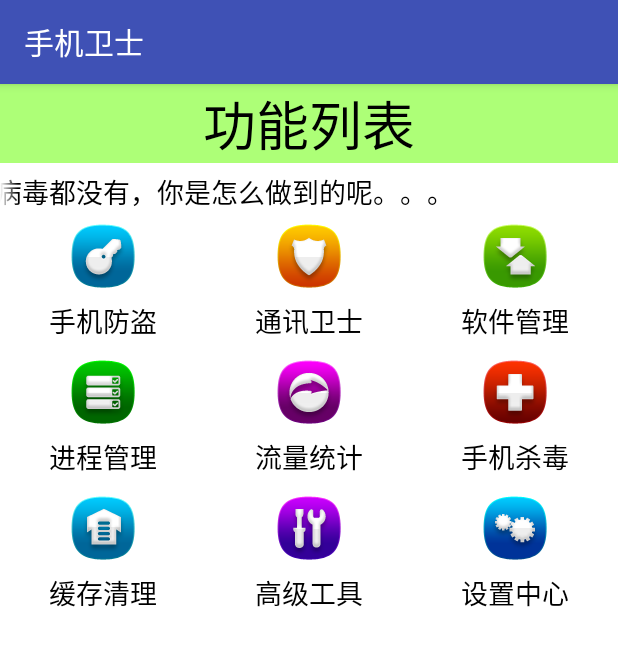
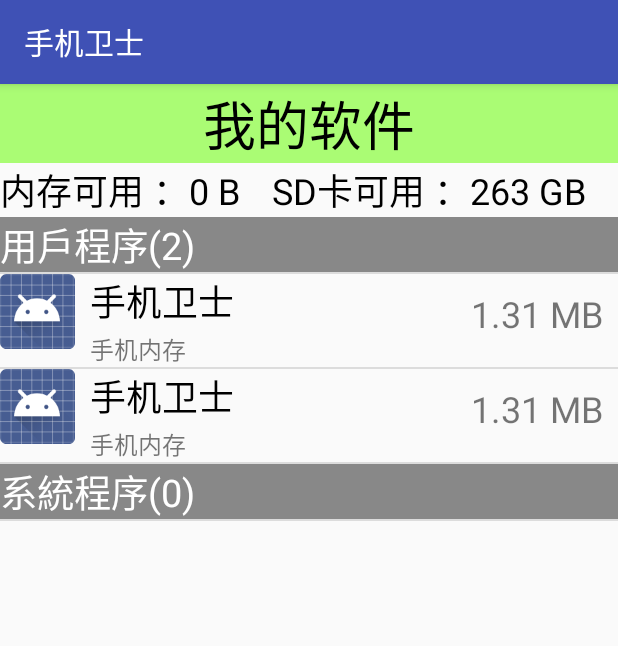
Before and after one commit to wuyinlei/MobileSafe, an Android app: the HomeActivity screen opened directly, with no data from a screen before it, after a tap on "软件管理", on a phone screen of 412 x 824 dp. Shown: the top 646 px of the screen. Run offline under Robolectric (Android 15) with nearby library versions, the phone set to English and light mode, and no system bars; 2 other taps on this screen came first.

Commit message:
加入读取应用程序信息功能，显示手机上的所有应用，并且对ListView进行了特殊的处理，加入了用户应用和系统应用的标题

```diff
--- a/src/main/AndroidManifest.xml
+++ b/src/main/AndroidManifest.xml
@@ -74,7 +74,9 @@
         <service
             android:name=".service.CallSafeService"
             android:enabled="true"
-            android:exported="true"></service>
+            android:exported="true" />
+
+        <activity android:name=".activity.AppManagerActivity"></activity>
     </application>
 
 </manifest>
--- /dev/null
+++ b/src/main/java/com/example/mobilesafe/activity/AppManagerActivity.java
@@ -0,0 +1,252 @@
+package com.example.mobilesafe.activity;
+
+import android.annotation.TargetApi;
+import android.graphics.Color;
+import android.os.Build;
+import android.os.Bundle;
+import android.os.Environment;
+import android.os.Handler;
+import android.os.Message;
+import android.support.v7.app.AppCompatActivity;
+import android.view.View;
+import android.view.ViewGroup;
+import android.widget.BaseAdapter;
+import android.widget.ImageView;
+import android.widget.LinearLayout;
+import android.widget.ListView;
+import android.widget.TextView;
+
+import com.example.mobilesafe.R;
+import com.example.mobilesafe.bean.APPinfo;
+import com.example.mobilesafe.engine.AppInfos;
+
+import java.util.ArrayList;
+import java.util.Formatter;
+import java.util.List;
+
+public class AppManagerActivity extends AppCompatActivity {
+
+    private TextView tvRom;
+    private TextView tvSdk;
+    private ListView listview;
+
+    /**
+     * rom的剩余空间
+     */
+    private long romFreeSpace;
+
+    /**
+     * SD卡的剩余空间
+     */
+    private long sdFreeSpace;
+
+    /**
+     * 所有程序的集合
+     */
+    private List<APPinfo> appInfos;
+
+    /**
+     * 用戶程序的集合
+     */
+    private ArrayList<APPinfo> userAppInfos;
+
+    /**
+     * 系統程序的集合
+     */
+    private ArrayList<APPinfo> systemAppInfos;
+
+    @Override
+    protected void onCreate(Bundle savedInstanceState) {
+        super.onCreate(savedInstanceState);
+        setContentView(R.layout.activity_app_manager);
+        initialize();
+        initData();
+        initAppData();
+    }
+
+    /**
+     * 初始化控件
+     */
+    private void initialize() {
+
+        tvRom = (TextView) findViewById(R.id.tvRom);
+        tvSdk = (TextView) findViewById(R.id.tvSdk);
+        listview = (ListView) findViewById(R.id.list_view);
+    }
+
+    /**
+     * 初始化数据
+     */
+    private void initData() {
+        //获取到运行的剩余空间
+        romFreeSpace = Environment.getDataDirectory().getFreeSpace();
+        //获取到额外的剩余空间  SD卡
+        sdFreeSpace = Environment.getExternalStorageDirectory().getFreeSpace();
+
+        //在这里用到了格式化，可以格式化成文本类型
+        tvRom.setText("内存可用 ：" + android.text.format.Formatter.formatFileSize(this, romFreeSpace));
+        tvSdk.setText("SD卡可用 ：" + android.text.format.Formatter.formatFileSize(this, sdFreeSpace));
+
+        userAppInfos = new ArrayList<>();
+        systemAppInfos = new ArrayList<>();
+
+    }
+
+    /**
+     * 新开一个线程来接受消息
+     */
+    private Handler mHandler = new Handler() {
+        @Override
+        public void handleMessage(Message msg) {
+            super.handleMessage(msg);
+            AppManagerAdapter adapter = new AppManagerAdapter();
+            listview.setAdapter(adapter);
+        }
+    };
+
+
+    /**
+     * 初始化app的资源信息
+     */
+    private void initAppData() {
+        new Thread() {
+            @Override
+            public void run() {
+                super.run();
+                //获取到所有安装到手机上面的应用程序
+                appInfos = AppInfos.getAppInfos(AppManagerActivity.this);
+
+                //把這個appInfos一分為二，  用戶程序和系統程序的集合
+
+
+                for (APPinfo appInfo : appInfos) {
+                    if (appInfo.isUserApp()) {
+                        //判断是第三方应用的信息，然后添加到userAppInfos数组里面
+                        userAppInfos.add(appInfo);
+                    } else {
+                        //判断是系统应用的信息，然后添加到systemAppInfos数组里面
+                        systemAppInfos.add(appInfo);
+                    }
+                }
+
+                mHandler.sendEmptyMessage(0);
+            }
+        }.start();
+
+    }
+
+
+    /**
+     * ListView的适配器
+     */
+    private class AppManagerAdapter extends BaseAdapter {
+
+
+        @Override
+        public int getCount() {
+            //在这里因为我们添加了两个特殊的item，所以这个地方要返回的时候要加上我们私自添加的item的数量
+            return userAppInfos.size() + 1 + systemAppInfos.size() + 1;
+        }
+
+        @Override
+        public Object getItem(int position) {
+            return appInfos.get(position);
+        }
+
+        @Override
+        public long getItemId(int position) {
+            return position;
+        }
+
+        @TargetApi(Build.VERSION_CODES.JELLY_BEAN)
+        @Override
+        public View getView(int position, View convertView, ViewGroup parent) {
+            //如果当前的position = 0，表示应用程序
+            /**
+             * 在这里判断，思路---->   当我们添加了系统应用和用户应用的时候，那就说明我们增加了两个自定义的item，也就是说
+             *                       我们的第一个不是和显示程序的界面一致，所以我们要自定义的TextView
+             *                       然后在userAppInfos的数量的 + 1 的下一个位置是我们的系统程序的自定义的位置
+             */
+            if (position == 0) {
+                TextView textView = new TextView(AppManagerActivity.this);
+                textView.setTextSize(25);
+                textView.setText("用戶程序(" + userAppInfos.size() + ")");
+                textView.setTextColor(Color.WHITE);
+                textView.setBackgroundColor(Color.GRAY);
+                return textView;
+            } else if (position == userAppInfos.size() + 1) {
+                TextView textView = new TextView(AppManagerActivity.this);
+                textView.setText("系統程序(" + systemAppInfos.size() + ")");
+                textView.setTextColor(Color.WHITE);
+                textView.setTextSize(25);
+                textView.setBackgroundColor(Color.GRAY);
+                return textView;
+            }
+
+            APPinfo apPinfo;
+
+            /**
+             * 在这里，因为我们添加了一个用户程序的item。所以我们如果在按照之前的get（position）去取值的话，那么我们第一个
+             * 取得值使我们自己定义的  “用户程序”，而不是我们想要的程序的应用的信息，所以我们
+             *          也就是说假如我们第一个程序是   搜狗输入法    那么我们取得应该是 0 位置的，但是实际上因为多了一个我们自定义的
+             *                                                  那么，我们索取的是 1 位置上的，也就是显示的不对了，那么我们就要减去 1
+             *
+             */
+            if (position < userAppInfos.size() + 1) {
+                //減去多出來的特殊的條目
+                apPinfo = userAppInfos.get(position - 1);
+            } else {
+
+                /**
+                 * 在这里，当要显示系统程序的时候，我们这里的逻辑是这样的
+                 *                      我们首先要得到之前有了多少的位置，加上我们自己定义的
+                 *                      数量是  int location = 1 + userAppInfos.size() + 1;
+                 *                      所以我们去取值的时候，我们要用得到的position - location才可以
+                 *                      取到我们的系统程序的信息
+                 */
+                int location = 1 + userAppInfos.size() + 1;
+                apPinfo = systemAppInfos.get(position - location);
+            }
+
+            ViewHolder holder;
+
+            /**
+             * 在这里，我们判断了这个converView的类型是否是linearLayout类型的
+             * 如果不是的话，就加载布局，因为我们有了两个自定义的view，如果不这样做判断，会出错的
+             * 也就是，哪两个我们自定义的TextView他的类型不是LinearLayout的，也就进不来了
+             * 以至于我们加载的所有的布局都是属于我们的LinearLayout的
+             */
+            if (convertView == null && convertView instanceof LinearLayout) {
+
+                holder = (ViewHolder) convertView.getTag();
+
+            } else {
+
+                convertView = View.inflate(AppManagerActivity.this, R.layout.item_app_manager, null);
+                holder = new ViewHolder();
+                holder.iv_icon = (ImageView) convertView.findViewById(R.id.iv_icon);
+                holder.tvName = (TextView) convertView.findViewById(R.id.tvName);
+                holder.tvLocal = (TextView) convertView.findViewById(R.id.tvLocal);
+                holder.tvSize = (TextView) convertView.findViewById(R.id.tvSize);
+
+                convertView.setTag(holder);
+
+            }
+            //设置资源
+            holder.iv_icon.setBackground(apPinfo.getIcon());
+            holder.tvName.setText(apPinfo.getApkName());
+            if (apPinfo.isRom()) {
+                holder.tvLocal.setText("手机内存");
+            }
+            //在这里我们使用了android.text.format.Formatter.formatFileSize()对一个long型的数进行了格式化成text格式  GB、MB、KB
+            holder.tvSize.setText(android.text.format.Formatter.formatFileSize(AppManagerActivity.this, apPinfo.getApkSize()));
+
+            return convertView;
+        }
+
+        class ViewHolder {
+            private ImageView iv_icon;
+            private TextView tvName, tvLocal, tvSize;
+        }
+    }
+}
--- a/src/main/java/com/example/mobilesafe/activity/HomeActivity.java
+++ b/src/main/java/com/example/mobilesafe/activity/HomeActivity.java
@@ -53,7 +53,10 @@ public class HomeActivity extends AppCompatActivity {
                         showPassword();
                         break;
                     case 1:
-                        startActivity(new Intent(HomeActivity.this,CallSafeActivity.class));
+                        startActivity(new Intent(HomeActivity.this, CallSafeActivity.class));
+                        break;
+                    case 2:
+                        startActivity(new Intent(HomeActivity.this,AppManagerActivity.class));
                         break;
                     case 7:
                         startActivity(new Intent(HomeActivity.this,AToolsActivity.class));
--- /dev/null
+++ b/src/main/java/com/example/mobilesafe/bean/APPinfo.java
@@ -0,0 +1,112 @@
+package com.example.mobilesafe.bean;
+
+import android.graphics.drawable.Drawable;
+
+/**
+ * Created by 若兰 on 2015/12/29.
+ * 一个懂得了编程乐趣的小白，希望自己
+ * 能够在这个道路上走的很远，也希望自己学习到的
+ * 知识可以帮助更多的人,分享就是学习的一种乐趣
+ * QQ:1069584784
+ * csdn:http://blog.csdn.net/wuyinlei
+ */
+
+public class APPinfo {
+
+    /**
+     * 表示只要所有可以放到Drawable目录下的都可以表示
+     *
+     * 如果是Bitmap的话只能存放图片
+     */
+    private Drawable icon;
+
+    /**
+     * app的名字
+     */
+    private String apkName;
+
+    /**
+     * 程序的大小
+     */
+    private long apkSize;
+
+    /**
+     * 表示到底是用户app还是系统app
+     *
+     * true  -- >用户app
+     * false -- >系统app
+     */
+    private boolean userApp;
+
+    /**
+     * 放置的位置
+     * true  -->Rom里面
+     * false -->SD卡里面
+     */
+    private boolean isRom;
+
+    /**
+     * 程序的包名
+     */
+    private String apkPageName;
+
+    public Drawable getIcon() {
+        return icon;
+    }
+
+    public void setIcon(Drawable icon) {
+        this.icon = icon;
+    }
+
+    public String getApkName() {
+        return apkName;
+    }
+
+    public void setApkName(String apkName) {
+        this.apkName = apkName;
+    }
+
+    public long getApkSize() {
+        return apkSize;
+    }
+
+    public void setApkSize(long apkSize) {
+        this.apkSize = apkSize;
+    }
+
+    public boolean isRom() {
+        return isRom;
+    }
+
+    public void setIsRom(boolean isRom) {
+        this.isRom = isRom;
+    }
+
+    public boolean isUserApp() {
+        return userApp;
+    }
+
+    public void setUserApp(boolean userApp) {
+        this.userApp = userApp;
+    }
+
+    public String getApkPageName() {
+        return apkPageName;
+    }
+
+    public void setApkPageName(String apkPageName) {
+        this.apkPageName = apkPageName;
+    }
+
+    @Override
+    public String toString() {
+        return "APPinfo{" +
+                "icon=" + icon +
+                ", apkName='" + apkName + '\'' +
+                ", apkSize=" + apkSize +
+                ", userApp=" + userApp +
+                ", isRom=" + isRom +
+                ", apkPageName='" + apkPageName + '\'' +
+                '}';
+    }
+}
--- /dev/null
+++ b/src/main/java/com/example/mobilesafe/engine/AppInfos.java
@@ -0,0 +1,100 @@
+package com.example.mobilesafe.engine;
+
+import android.content.Context;
+import android.content.pm.ApplicationInfo;
+import android.content.pm.PackageInfo;
+import android.content.pm.PackageManager;
+import android.graphics.drawable.Drawable;
+import android.util.Log;
+
+import com.example.mobilesafe.bean.APPinfo;
+
+import java.io.File;
+import java.util.ArrayList;
+import java.util.List;
+
+/**
+ * Created by 若兰 on 2015/12/29.
+ * 一个懂得了编程乐趣的小白，希望自己
+ * 能够在这个道路上走的很远，也希望自己学习到的
+ * 知识可以帮助更多的人,分享就是学习的一种乐趣
+ * QQ:1069584784
+ * csdn:http://blog.csdn.net/wuyinlei
+ */
+
+public class AppInfos {
+
+    private static PackageManager packageManager;
+    private static List<APPinfo> apPinfos = new ArrayList<>();
+
+    //获取到所有的应用信息
+    public static List<APPinfo> getAppInfos(Context context) {
+
+        /**
+         * 获取到包的管理者
+         */
+        packageManager = context.getPackageManager();
+        //获取到整个安装到手机上的安装包
+        List<PackageInfo> installedPackages = packageManager.getInstalledPackages(0);
+
+        for (PackageInfo installedPackage : installedPackages) {
+
+            APPinfo apPinfo = new APPinfo();
+
+            //获取到应用程序的图标
+            Drawable icon = installedPackage.applicationInfo.loadIcon(packageManager);
+            apPinfo.setIcon(icon);
+
+            //获取到应用程序的名字
+            String apkName = (String) installedPackage.applicationInfo.loadLabel(packageManager);
+            apPinfo.setApkName(apkName);
+
+            //获取到应用程序的包名
+            String packageName = installedPackage.applicationInfo.packageName;
+            apPinfo.setApkPageName(packageName);
+
+            //获取到apk资源的路径
+            String sourceDir = installedPackage.applicationInfo.sourceDir;
+            File file = new File(sourceDir);
+            //apk的长度   size
+            long length = file.length();
+            apPinfo.setApkSize(length);
+
+            //第三方应用   /data/data     系统应用   /System/app
+            //获取到安装应用程序的标记
+            int flags = installedPackage.applicationInfo.flags;
+
+            /**
+             * 通过flags的一些标记来判断是属于系统应用的还是第三方应用的
+             */
+
+            if ((flags & ApplicationInfo.FLAG_SYSTEM) != 0) {
+                //表示系统app
+                apPinfo.setUserApp(false);
+            } else {
+                //表示用户app
+                apPinfo.setUserApp(true);
+            }
+
+            /**
+             * 通过flags的一些标记来判断是放置在SD卡的还是手机内存中的
+             */
+            if ((flags & ApplicationInfo.FLAG_EXTERNAL_STORAGE) != 0) {
+                //便是在SD卡
+                apPinfo.setIsRom(false);
+            } else {
+                //表示手机内存
+                apPinfo.setIsRom(true);
+            }
+
+
+            apPinfos.add(apPinfo);
+
+
+            //Log.d("AppInfos",  apkName + packageName + length);
+
+        }
+
+        return apPinfos;
+    }
+}
--- /dev/null
+++ b/src/main/res/layout/activity_app_manager.xml
@@ -0,0 +1,38 @@
+<?xml version="1.0" encoding="utf-8"?>
+<LinearLayout xmlns:android="http://schemas.android.com/apk/res/android"
+    android:layout_width="match_parent"
+    android:orientation="vertical"
+    android:layout_height="match_parent">
+
+    <TextView
+        style="@style/TitleStyle"
+        android:text="我的软件"
+        />
+
+    <LinearLayout
+        android:orientation="horizontal"
+        android:layout_width="match_parent"
+        android:layout_height="wrap_content">
+        <TextView
+            android:id="@+id/tvRom"
+            android:text="內存可用 ："
+            android:textSize="@dimen/txt_l"
+            android:layout_weight="1"
+            android:textColor="@color/black"
+            android:layout_width="wrap_content"
+            android:layout_height="wrap_content" />
+        <TextView
+            android:id="@+id/tvSdk"
+            android:text="SD卡可用 ："
+            android:layout_weight="1"
+            android:textColor="@color/black"
+            android:textSize="@dimen/txt_l"
+            android:layout_width="wrap_content"
+            android:layout_height="wrap_content" />
+
+    </LinearLayout>
+    <include
+        android:id="@+id/list_view"
+        layout="@layout/list_view_safe"></include>
+
+</LinearLayout>
--- /dev/null
+++ b/src/main/res/layout/item_app_manager.xml
@@ -0,0 +1,52 @@
+<?xml version="1.0" encoding="utf-8"?>
+<LinearLayout xmlns:android="http://schemas.android.com/apk/res/android"
+    android:orientation="horizontal"
+    android:layout_width="match_parent"
+    android:layout_height="match_parent">
+
+    <ImageView
+        android:id="@+id/iv_icon"
+        android:layout_width="50dp"
+        android:background="@mipmap/ic_launcher"
+        android:layout_height="50dp" />
+
+    <LinearLayout
+        android:layout_marginLeft="10dp"
+        android:orientation="vertical"
+        android:layout_width="wrap_content"
+        android:layout_height="wrap_content">
+        <TextView
+            android:text="手機衛士"
+            android:id="@+id/tvName"
+            android:textColor="@color/black"
+            android:textSize="@dimen/txt_l"
+            android:layout_width="wrap_content"
+            android:layout_height="wrap_content" />
+
+            <TextView
+                android:id="@+id/tvLocal"
+                android:text="手机内存"
+                android:layout_marginTop="2dp"
+                android:textSize="@dimen/txt_m"
+                android:layout_width="match_parent"
+                android:layout_height="wrap_content" />
+
+
+    </LinearLayout>
+    <RelativeLayout
+        android:layout_width="wrap_content"
+        android:layout_height="wrap_content">
+        <TextView
+            android:id="@+id/tvSize"
+            android:text="10MB"
+            android:layout_alignParentRight="true"
+            android:textSize="@dimen/txt_l"
+            android:layout_marginTop="10dp"
+            android:layout_marginRight="10dp"
+            android:layout_width="wrap_content"
+            android:layout_height="wrap_content" />
+
+    </RelativeLayout>
+
+
+</LinearLayout>
```
Also changed, not shown: 1 other file.
